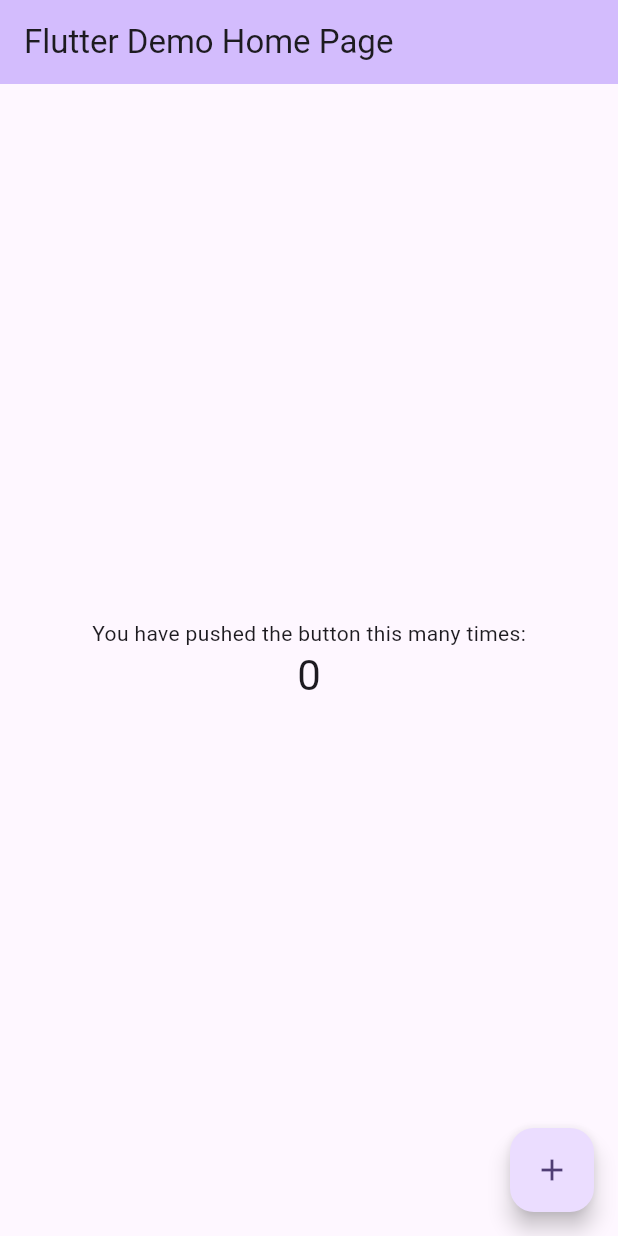
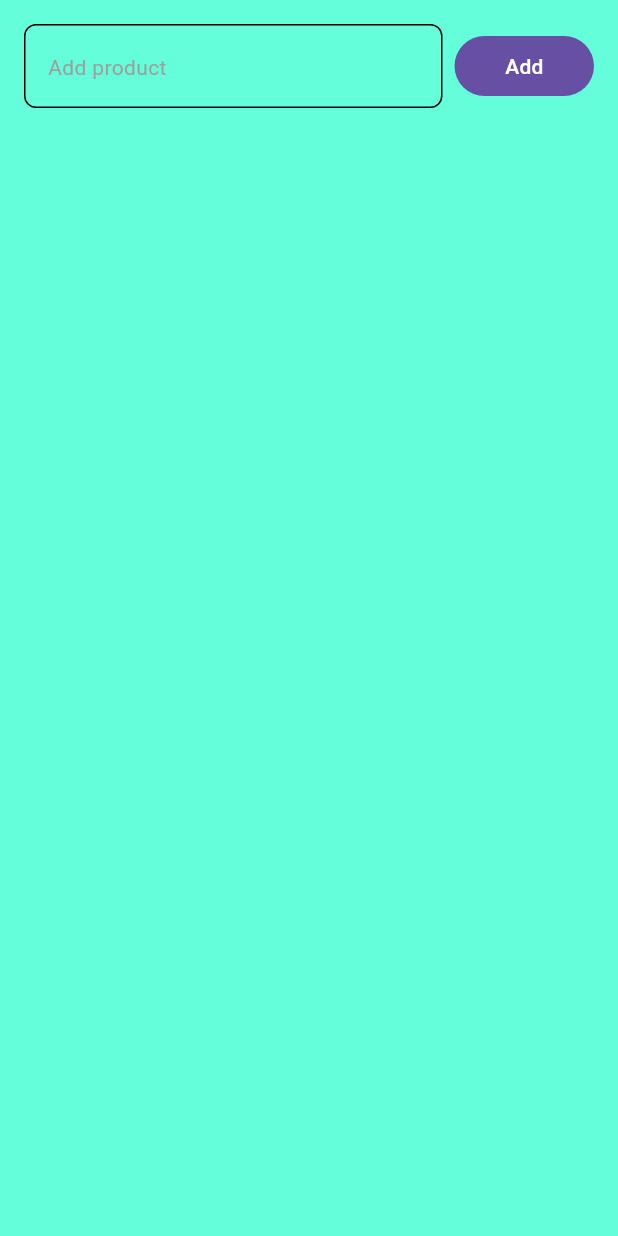
Before and after one commit to bavlymomo/bloc-state, a Flutter app: the screen it shows after launch, on a phone screen of 412 x 824 dp. Run offline on Flutter 3.47's test engine with Material 3 defaults, Android fonts, the light colour scheme and no system bars; our stand-ins replace bloc, flutter_bloc.

Commit message:
finish buliding cubit with main props

```diff
--- a/lib/cubit/counter_state.dart
+++ /dev/null
@@ -1,6 +0,0 @@
-part of 'counter_cubit.dart';
-
-@immutable
-sealed class CounterState {}
-
-final class CounterInitial extends CounterState {}
--- /dev/null
+++ b/lib/cubit/list_cubit.dart
@@ -0,0 +1,24 @@
+import 'dart:math';
+
+import 'package:bloc/bloc.dart';
+import 'package:bloc_tester/models/product_model.dart';
+import 'package:meta/meta.dart';
+
+part 'list_state.dart';
+
+class ListCubit extends Cubit<ListState> {
+  ListCubit() : super(ListInitial());
+
+  void addProduct(String label) {
+    Product product = Product(
+      id: Random().nextInt(100),
+      name: label,
+      price: double.parse((Random().nextDouble() * 10000).toStringAsFixed(2)),
+    );
+    emit(ListUpdate([...state.products, product]));
+  }
+
+  void removeProduct(int id) {
+    emit(ListUpdate(state.products.where((e) => e.id != id).toList()));
+  }
+}
--- /dev/null
+++ b/lib/cubit/list_state.dart
@@ -0,0 +1,16 @@
+part of 'list_cubit.dart';
+
+
+sealed class ListState {
+  List<Product> products;
+  ListState(this.products);
+}
+
+final class ListInitial extends ListState {
+  ListInitial() : super([]);
+}
+
+final  class ListUpdate extends ListState {
+  ListUpdate(super.products);
+
+}
--- a/lib/main.dart
+++ b/lib/main.dart
@@ -1,122 +1,17 @@
+import 'package:bloc_tester/cubit/list_cubit.dart';
+import 'package:bloc_tester/screens/home.dart';
 import 'package:flutter/material.dart';
+import 'package:flutter_bloc/flutter_bloc.dart';
 
 void main() {
-  runApp(const MyApp());
+  runApp(BlocProvider(create: (context) => ListCubit(), child: const Calc()));
 }
 
-class MyApp extends StatelessWidget {
-  const MyApp({super.key});
-
-  // This widget is the root of your application.
-  @override
-  Widget build(BuildContext context) {
-    return MaterialApp(
-      title: 'Flutter Demo',
-      theme: ThemeData(
-        // This is the theme of your application.
-        //
-        // TRY THIS: Try running your application with "flutter run". You'll see
-        // the application has a purple toolbar. Then, without quitting the app,
-        // try changing the seedColor in the colorScheme below to Colors.green
-        // and then invoke "hot reload" (save your changes or press the "hot
-        // reload" button in a Flutter-supported IDE, or press "r" if you used
-        // the command line to start the app).
-        //
-        // Notice that the counter didn't reset back to zero; the application
-        // state is not lost during the reload. To reset the state, use hot
-        // restart instead.
-        //
-        // This works for code too, not just values: Most code changes can be
-        // tested with just a hot reload.
-        colorScheme: ColorScheme.fromSeed(seedColor: Colors.deepPurple),
-      ),
-      home: const MyHomePage(title: 'Flutter Demo Home Page'),
-    );
-  }
-}
-
-class MyHomePage extends StatefulWidget {
-  const MyHomePage({super.key, required this.title});
-
-  // This widget is the home page of your application. It is stateful, meaning
-  // that it has a State object (defined below) that contains fields that affect
-  // how it looks.
-
-  // This class is the configuration for the state. It holds the values (in this
-  // case the title) provided by the parent (in this case the App widget) and
-  // used by the build method of the State. Fields in a Widget subclass are
-  // always marked "final".
-
-  final String title;
-
-  @override
-  State<MyHomePage> createState() => _MyHomePageState();
-}
-
-class _MyHomePageState extends State<MyHomePage> {
-  int _counter = 0;
-
-  void _incrementCounter() {
-    setState(() {
-      // This call to setState tells the Flutter framework that something has
-      // changed in this State, which causes it to rerun the build method below
-      // so that the display can reflect the updated values. If we changed
-      // _counter without calling setState(), then the build method would not be
-      // called again, and so nothing would appear to happen.
-      _counter++;
-    });
-  }
+class Calc extends StatelessWidget {
+  const Calc({super.key});
 
   @override
   Widget build(BuildContext context) {
-    // This method is rerun every time setState is called, for instance as done
-    // by the _incrementCounter method above.
-    //
-    // The Flutter framework has been optimized to make rerunning build methods
-    // fast, so that you can just rebuild anything that needs updating rather
-    // than having to individually change instances of widgets.
-    return Scaffold(
-      appBar: AppBar(
-        // TRY THIS: Try changing the color here to a specific color (to
-        // Colors.amber, perhaps?) and trigger a hot reload to see the AppBar
-        // change color while the other colors stay the same.
-        backgroundColor: Theme.of(context).colorScheme.inversePrimary,
-        // Here we take the value from the MyHomePage object that was created by
-        // the App.build method, and use it to set our appbar title.
-        title: Text(widget.title),
-      ),
-      body: Center(
-        // Center is a layout widget. It takes a single child and positions it
-        // in the middle of the parent.
-        child: Column(
-          // Column is also a layout widget. It takes a list of children and
-          // arranges them vertically. By default, it sizes itself to fit its
-          // children horizontally, and tries to be as tall as its parent.
-          //
-          // Column has various properties to control how it sizes itself and
-          // how it positions its children. Here we use mainAxisAlignment to
-          // center the children vertically; the main axis here is the vertical
-          // axis because Columns are vertical (the cross axis would be
-          // horizontal).
-          //
-          // TRY THIS: Invoke "debug painting" (choose the "Toggle Debug Paint"
-          // action in the IDE, or press "p" in the console), to see the
-          // wireframe for each widget.
-          mainAxisAlignment: MainAxisAlignment.center,
-          children: <Widget>[
-            const Text('You have pushed the button this many times:'),
-            Text(
-              '$_counter',
-              style: Theme.of(context).textTheme.headlineMedium,
-            ),
-          ],
-        ),
-      ),
-      floatingActionButton: FloatingActionButton(
-        onPressed: _incrementCounter,
-        tooltip: 'Increment',
-        child: const Icon(Icons.add),
-      ), // This trailing comma makes auto-formatting nicer for build methods.
-    );
+    return MaterialApp(debugShowCheckedModeBanner: false, home: Home());
   }
 }
--- /dev/null
+++ b/lib/models/product_model.dart
@@ -0,0 +1,12 @@
+
+
+class Product {
+  final int id ;
+  final String name ;
+  final double price;
+  Product({required this.id, required this.name, required this.price});
+
+  // Factory Product.fromJson(Map){
+
+  // }
+}
--- /dev/null
+++ b/lib/screens/home.dart
@@ -0,0 +1,76 @@
+import 'package:bloc_tester/cubit/list_cubit.dart';
+import 'package:bloc_tester/models/product_model.dart';
+import 'package:bloc_tester/widgets/Button.dart';
+import 'package:bloc_tester/widgets/product.dart';
+import 'package:bloc_tester/widgets/search.dart';
+import 'package:flutter/material.dart';
+import 'package:flutter_bloc/flutter_bloc.dart';
+
+class Home extends StatefulWidget {
+  const Home({super.key});
+
+  @override
+  State<Home> createState() => _HomeState();
+}
+
+class _HomeState extends State<Home> {
+  final TextEditingController _textEditingController = TextEditingController();
+  @override
+  void dispose() {
+    super.dispose();
+    _textEditingController.dispose();
+  }
+
+  @override
+  Widget build(BuildContext context) {
+    void handleAdd(String label) {
+      context.read<ListCubit>().addProduct(label);
+      _textEditingController.text = "";
+    }
+
+    return Scaffold(
+      backgroundColor: Colors.tealAccent,
+      body: Padding(
+        padding: EdgeInsets.all(16),
+        child: Column(
+          children: [
+            Row(
+              children: [
+                Expanded(
+                  flex: 3,
+                  child: Search(textEditingController: _textEditingController),
+                ),
+                SizedBox(width: 8),
+                Expanded(
+                  child: ButtonAdd(
+                    handleAdd: handleAdd,
+                    textEditingController: _textEditingController,
+                  ),
+                ),
+              ],
+            ),
+
+            BlocBuilder<ListCubit, ListState>(
+              builder: (context, state) {
+                return Expanded(
+                  child: ListView.builder(
+                    itemCount: state.products.length,
+                    itemBuilder: (BuildContext context, int index) {
+                      Product product = state.products[index];
+                      return ProductView(
+                        product: product,
+                        onDelete: () {
+                          context.read<ListCubit>().removeProduct(product.id);
+                        },
+                      );
+                    },
+                  ),
+                );
+              },
+            ),
+          ],
+        ),
+      ),
+    );
+  }
+}
--- /dev/null
+++ b/lib/widgets/Button.dart
@@ -0,0 +1,19 @@
+import 'package:flutter/material.dart';
+
+class ButtonAdd extends StatelessWidget {
+  final Function(String) handleAdd;
+  final TextEditingController textEditingController;
+  const ButtonAdd({
+    super.key,
+    required this.handleAdd,
+    required this.textEditingController,
+  });
+
+  @override
+  Widget build(BuildContext context) {
+    return FilledButton(
+      onPressed: () => handleAdd(textEditingController.text),
+      child: Text("Add"),
+    );
+  }
+}
--- /dev/null
+++ b/lib/widgets/search.dart
@@ -0,0 +1,24 @@
+import 'package:flutter/material.dart';
+
+class Search extends StatelessWidget {
+  final TextEditingController textEditingController;
+  const Search({super.key, required this.textEditingController});
+
+  @override
+  Widget build(BuildContext context) {
+    return TextField(
+      decoration: InputDecoration(
+        hint: Text("Add product", style: TextStyle(color: Colors.grey)),
+        enabledBorder: OutlineInputBorder(
+          borderRadius: BorderRadius.circular(8),
+          borderSide: BorderSide(width: 1),
+        ),
+        focusedBorder: OutlineInputBorder(
+          borderRadius: BorderRadius.circular(8),
+          borderSide: BorderSide(color: Colors.deepPurple, width: 3),
+        ),
+      ),
+      controller: textEditingController,
+    );
+  }
+}
```
Also changed, not shown: lib/cubit/counter_cubit.dart (deleted, +0 -8 lines), lib/widgets/product.dart (added, +35 -0 lines), 1 other file.
